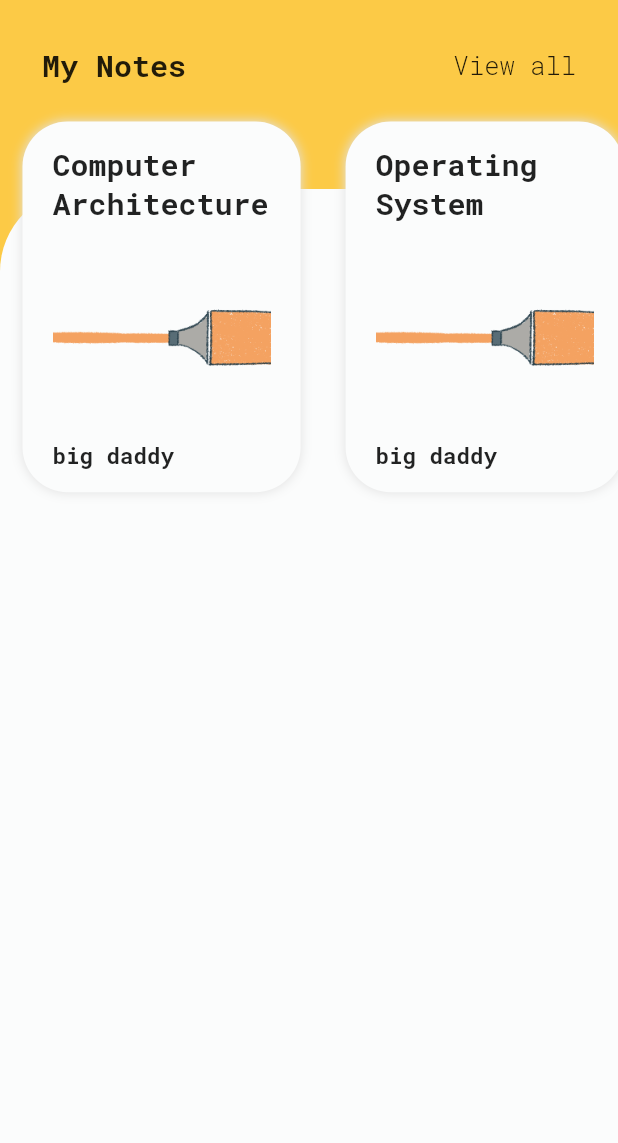
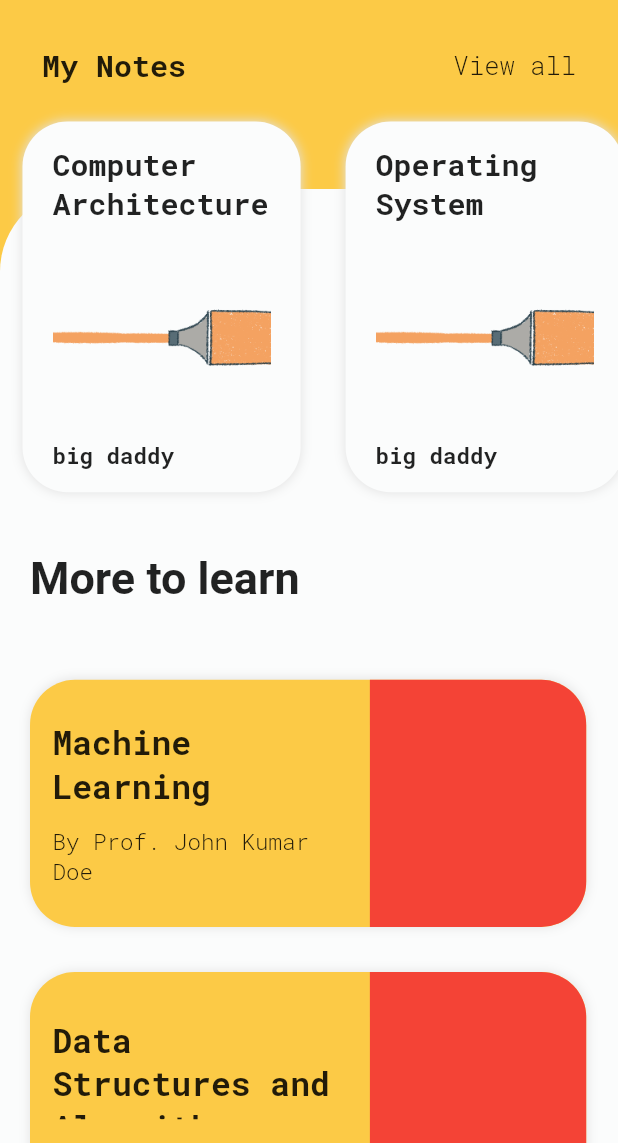
Before and after one commit to dscnsec/noted-App, a Flutter app: the HomePage screen opened directly, on a phone screen of 412 x 824 dp, the part 93-1236 px from its top. Run offline on Flutter 3.47's test engine with Material 2 defaults, Android fonts, the phone set to English and light mode, and no system bars; our stand-ins replace slider_button.

Commit message:
horizontal cards added

```diff
--- a/lib/home_page.dart
+++ b/lib/home_page.dart
@@ -1,3 +1,5 @@
+import 'dart:wasm';
+
 import 'package:flutter/material.dart';
 
 class HomePage extends StatefulWidget {
@@ -8,6 +10,7 @@ class HomePage extends StatefulWidget {
 class _HomePageState extends State<HomePage> {
   @override
   Widget build(BuildContext context) {
+    double screenSize = MediaQuery.of(context).size.height;
     return SafeArea(
       child: Scaffold(
           backgroundColor: Color(0xFFfcca46),
@@ -66,7 +69,7 @@ class _HomePageState extends State<HomePage> {
                   Padding(
                     padding: EdgeInsets.only(top: 60.0),
                     child: Container(
-                      height: MediaQuery.of(context).size.height * 1.0,
+                      height: MediaQuery.of(context).size.height * 1.5,
                       width: MediaQuery.of(context).size.width * 1.0,
                       decoration: BoxDecoration(
                         color: Color(0xfffbfcfc),
@@ -83,24 +86,149 @@ class _HomePageState extends State<HomePage> {
                       right: 0.0,
                       bottom: 10.0,
                     ),
-                    child: SingleChildScrollView(
+                    child: Column(
+                      crossAxisAlignment: CrossAxisAlignment.start,
+                      children: <Widget>[
+                        SingleChildScrollView(
                           scrollDirection: Axis.horizontal,
                           child: Row(
                             children: <Widget>[
                               CourseCard('Orange.png', 'Computer Architecture',
                                   'big daddy'),
-                          CourseCard(
-                              'Orange.png', 'Operating System', 'big daddy'),
-                          CourseCard(
-                              'Orange.png', 'Machine Learning', 'big daddy'),
+                              CourseCard('Orange.png', 'Operating System',
+                                  'big daddy'),
+                              CourseCard('Orange.png', 'Machine Learning',
+                                  'big daddy'),
                             ],
                           ),
+                        ),
+                        Padding(
+                          padding: EdgeInsets.symmetric(
+                              horizontal: 20.0, vertical: 25.0),
+                          child: Text(
+                            'More to learn',
+                            style: TextStyle(
+                              fontWeight: FontWeight.bold,
+                              fontSize: 30.0,
+                            ),
+                          ),
+                        ),
+                        Padding(
+                          padding: EdgeInsets.symmetric(
+                              horizontal: 20.0, vertical: 10.0),
+                          child: Column(
+                            children: <Widget>[
+                              HorizontalCard('Machine Learning',
+                                  'John Kumar Doe', 'student.png'),
+                              HorizontalCard('Data Structures and Algorithm',
+                                  'John Das Doe', 'student.png'),
+                              HorizontalCard('Computer Architecture',
+                                  'John Doe', 'student.png'),
+                            ],
+                          ),
+                        ),
+                      ],
                     ),
                   ),
                 ],
               )
             ],
           )),
+    );
+  }
+}
+
+class HorizontalCard extends StatelessWidget {
+  final String subjName;
+  final String profName;
+  final String imgpPath;
+
+  const HorizontalCard(
+    this.subjName,
+    this.profName,
+    this.imgpPath,
+  );
+
+  @override
+  Widget build(BuildContext context) {
+    double screenSize = MediaQuery.of(context).size.height;
+    return Padding(
+      padding: EdgeInsets.symmetric(vertical: 15.0),
+      child: Container(
+        child: Row(
+          mainAxisAlignment: MainAxisAlignment.spaceBetween,
+          children: <Widget>[
+            Flexible(
+              child: Padding(
+                padding: EdgeInsets.all(15.0),
+                child: Column(
+                  mainAxisAlignment: MainAxisAlignment
+                      .spaceEvenly, // PLAY AROUND WITH THIS, MAYBE CHANGE SPACEeVENLY TO SPACEbETWEEN
+                  crossAxisAlignment: CrossAxisAlignment.start,
+                  children: <Widget>[
+                    Flexible(
+                      child: Container(
+                        child: Text(
+                          subjName,
+                          style: TextStyle(
+                              fontSize: screenSize > 700 ? 22.0 : 17,
+                              fontFamily: 'RobotoMono',
+                              fontWeight: FontWeight.bold),
+                        ),
+                      ),
+                    ),
+                    Flexible(
+                      child: Container(
+                        child: Text(
+                          "By Prof. $profName",
+                          style: TextStyle(
+                              fontSize: screenSize > 700 ? 15.0 : 13,
+                              fontFamily: 'RobotoMono',
+                              fontWeight: FontWeight.w300),
+                        ),
+                      ),
+                    ),
+                  ],
+                ),
+              ),
+            ),
+            Container(
+              height: screenSize > 700
+                  ? MediaQuery.of(context).size.height * 0.2
+                  : MediaQuery.of(context).size.height * 0.22,
+              width: MediaQuery.of(context).size.width * 0.35,
+              decoration: BoxDecoration(
+                borderRadius: BorderRadius.only(
+                  topRight: Radius.circular(30.0),
+                  bottomRight: Radius.circular(30.0),
+                ),
+                color: Colors.red,
+                // image: DecorationImage(
+                //   image: AssetImage('images/$imgpPath'),
+                //   fit: BoxFit.cover
+                // ),
+              ),
+            )
+          ],
+        ),
+        height: screenSize > 700
+            ? MediaQuery.of(context).size.height * 0.2
+            : MediaQuery.of(context).size.height * 0.22,
+        width: MediaQuery.of(context).size.width * 0.9,
+        decoration: BoxDecoration(
+          color: Color(0xFFfcca46),
+          //color: Colors.grey[200],
+          borderRadius: BorderRadius.all(
+            Radius.circular(30.0),
+          ),
+          boxShadow: [
+            new BoxShadow(
+              color: Color(0xffe2e2e2),
+              blurRadius: 6.0,
+            ),
+          ],
+        ),
+      ),
     );
   }
 }
```
Also changed, not shown: flutter_01.png (added), flutter_02.png (added), flutter_05.png (added), flutter_06.png (added), flutter_07.png (added), flutter_08.png (added). Lines whose indentation alone changed are shown as unchanged.
